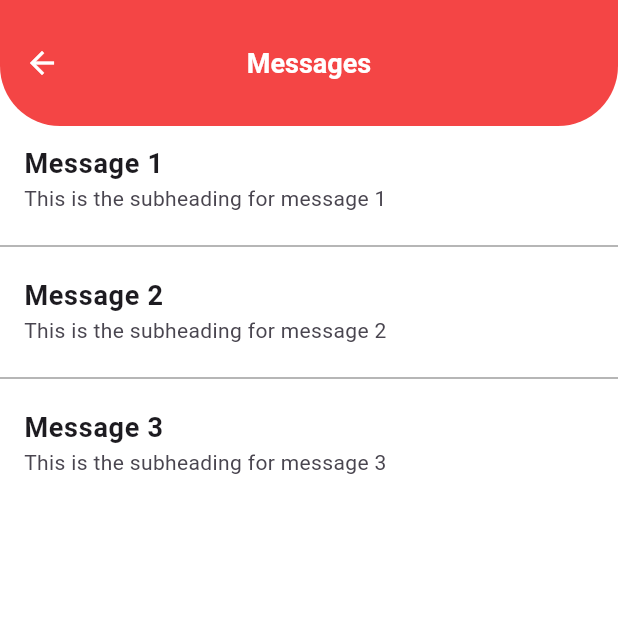
After one commit to muhammadmutahir/Blood-Bank, a Flutter app: the HomePage screen opened directly, in the side drawer, after a tap on "Messages", on a phone screen of 412 x 824 dp, the top half of it. The commit adds this screen. Run offline on Flutter 3.47's test engine with Material 3 defaults, Android fonts, the phone set to English and light mode, and no system bars; our stand-ins replace carousel_slider, cloud_firestore, firebase_auth, firebase_core, fluttertoast, image_picker; accounts and stored records are empty; network calls fail.

Commit message:
logic for adding bubble on message

```diff
--- a/lib/home_page/home_page.dart
+++ b/lib/home_page/home_page.dart
@@ -1,6 +1,7 @@
 import 'dart:typed_data';
 
 import 'package:blood_bank/components/constants.dart';
+import 'package:blood_bank/home_page/message.dart';
 import 'package:blood_bank/home_page/update_profile_seeker.dart';
 import 'package:blood_bank/models/blood_bank_user_model.dart';
 import 'package:blood_bank/models/donor_user_model.dart';
@@ -239,17 +240,20 @@ class _HomePageState extends State<HomePage> {
                 const Divider(
                   color: Colors.grey,
                 ),
-                // ListTile(
-                //   leading: const Icon(
-                //     Icons.settings,
-                //     color: Colors.red,
-                //   ),
-                //   title: const Text('Settings'),
-                //   onTap: () {},
-                // ),
-                // const Divider(
-                //   color: Colors.grey,
-                // ),
+                ListTile(
+                  leading: const Icon(
+                    Icons.message,
+                    color: Colors.red,
+                  ),
+                  title: const Text('Messages'),
+                  onTap: () {
+                    Navigator.push(context,
+                        MaterialPageRoute(builder: (context) => Message()));
+                  },
+                ),
+                const Divider(
+                  color: Colors.grey,
+                ),
                 // ListTile(
                 //   leading: const Icon(
                 //     Icons.history,
--- /dev/null
+++ b/lib/home_page/message.dart
@@ -0,0 +1,89 @@
+import 'package:blood_bank/components/constants.dart';
+import 'package:flutter/material.dart';
+
+class Message extends StatefulWidget {
+  static const String id = 'message';
+  const Message({super.key});
+
+  @override
+  State<Message> createState() => _MessageState();
+}
+
+class _MessageState extends State<Message> {
+  @override
+  Widget build(BuildContext context) {
+    return SafeArea(
+      child: Scaffold(
+        appBar: AppBar(
+          leading: IconButton(
+            onPressed: () {
+              Navigator.of(context).pop();
+            },
+            icon: const Icon(
+              Icons.arrow_back,
+              color: whiteColor,
+            ),
+          ),
+          title: const Text(
+            "Messages",
+            style: TextStyle(
+              fontSize: 18,
+              fontWeight: FontWeight.bold,
+              color: whiteColor,
+            ),
+          ),
+          backgroundColor: appBannarColor,
+          toolbarHeight: 84,
+          shape: const RoundedRectangleBorder(
+            borderRadius: BorderRadius.only(
+              bottomLeft: Radius.circular(40),
+              bottomRight: Radius.circular(40),
+            ),
+          ),
+          centerTitle: true,
+        ),
+        backgroundColor: whiteColor,
+        body: ListView(
+          children: const [
+            ListTile(
+              title: Text(
+                'Message 1',
+                style: TextStyle(fontSize: 18, fontWeight: FontWeight.bold),
+              ),
+              subtitle: Text(
+                'This is the subheading for message 1',
+                style: TextStyle(fontSize: 14),
+              ),
+            ),
+            Divider(
+              color: Colors.grey,
+            ),
+            ListTile(
+              title: Text(
+                'Message 2',
+                style: TextStyle(fontSize: 18, fontWeight: FontWeight.bold),
+              ),
+              subtitle: Text(
+                'This is the subheading for message 2',
+                style: TextStyle(fontSize: 14),
+              ),
+            ),
+            Divider(
+              color: Colors.grey,
+            ),
+            ListTile(
+              title: Text(
+                'Message 3',
+                style: TextStyle(fontSize: 18, fontWeight: FontWeight.bold),
+              ),
+              subtitle: Text(
+                'This is the subheading for message 3',
+                style: TextStyle(fontSize: 14),
+              ),
+            ),
+          ],
+        ),
+      ),
+    );
+  }
+}
```
Also changed, not shown: lib/pages/messages/chat_screen.dart (+74 -25 lines).
